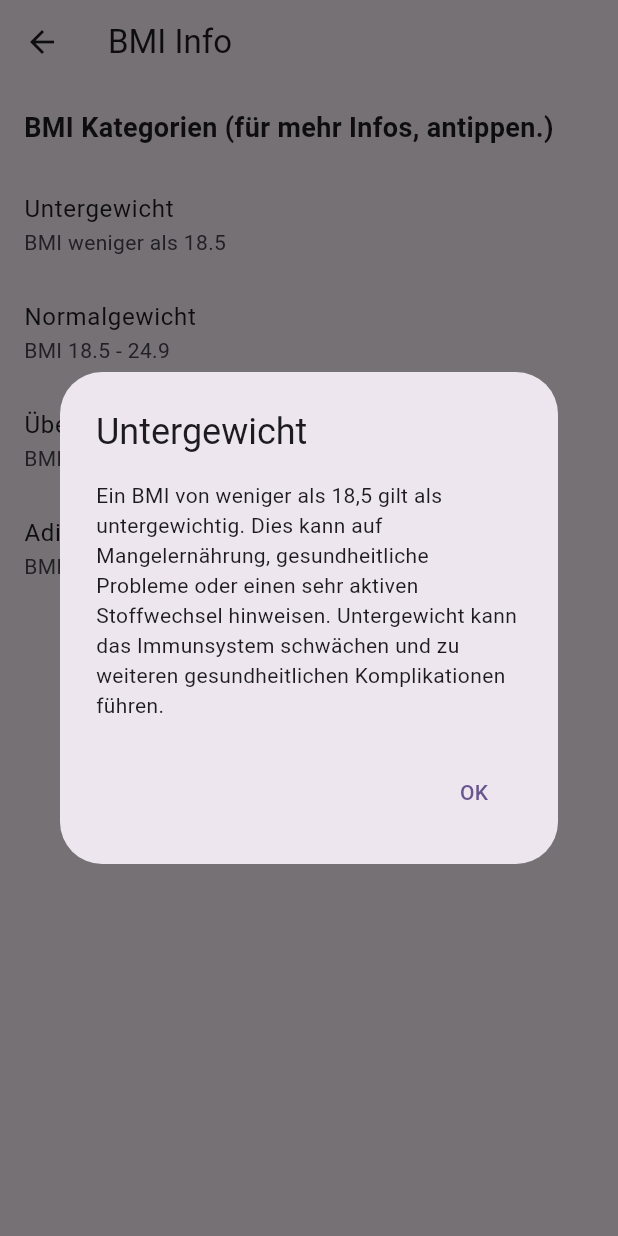
After one commit to flaver12/flutter-juventus-schule-app, a Flutter app: the BmiCategories screen opened directly, after a tap on "Untergewicht", on a phone screen of 412 x 824 dp. The commit adds this screen. Run offline on Flutter 3.47's test engine with Material 3 defaults, Android fonts, the phone set to English and light mode, and no system bars; missing offline and left inert: dart:ffi.

Commit message:
bmi kategorien
BMI Kategorien implementiert und unter main ein Menu top right eingefuegt um zu den Kategorien zu navigieren.

```diff
--- /dev/null
+++ b/lib/bmi-categories.dart
@@ -0,0 +1,90 @@
+import 'package:flutter/material.dart';
+
+class BmiCategories extends StatefulWidget {
+  @override
+  _BmiCategories createState() => _BmiCategories();
+}
+
+class _BmiCategories extends State<BmiCategories> {
+  final List<Map<String, String>> bmiCategores = [
+    {
+      'title': 'Untergewicht',
+      'desc': 'BMI weniger als 18.5',
+      'long': 'Ein BMI von weniger als 18,5 gilt als untergewichtig. Dies kann auf Mangelernährung, gesundheitliche Probleme oder einen sehr aktiven Stoffwechsel hinweisen. Untergewicht kann das Immunsystem schwächen und zu weiteren gesundheitlichen Komplikationen führen.',
+    },
+    {
+      'title': 'Normalgewicht',
+      'desc': 'BMI 18.5 - 24.9',
+      'long': 'Ein BMI zwischen 18,5 und 24,9 gilt als normalgewichtig. Personen in dieser Kategorie haben in der Regel ein geringeres Risiko für Herz-Kreislauf-Erkrankungen und andere gesundheitliche Probleme im Vergleich zu denjenigen, die unter- oder übergewichtig sind. Es ist wichtig, eine ausgewogene Ernährung und regelmäßige Bewegung beizubehalten, um in diesem Bereich zu bleiben.',
+    },
+    {
+      'title': 'Übergewicht',
+      'desc': 'BMI 25 - 29.9',
+      'long': 'Ein BMI zwischen 25 und 29,9 gilt als übergewichtig. Übergewicht kann das Risiko für verschiedene gesundheitliche Probleme wie Bluthochdruck, Diabetes Typ 2 und Herzkrankheiten erhöhen. Eine Kombination aus gesunder Ernährung und regelmäßiger körperlicher Aktivität kann helfen, das Gewicht zu reduzieren und die Gesundheit zu verbessern.',
+    },
+    {
+      'title': 'Adipositas (Obese)',
+      'desc': 'BMI 30 oder grösser',
+      'long': 'Ein BMI von 30 oder mehr gilt als adipös. Adipositas ist mit einem hohen Risiko für ernsthafte gesundheitliche Probleme verbunden, einschließlich Herzkrankheiten, Schlaganfall, Diabetes Typ 2 und bestimmten Krebsarten. Es ist wichtig, professionelle Hilfe zu suchen, um eine geeignete Gewichtsmanagement-Strategie zu entwickeln, die Diät, Bewegung und möglicherweise medizinische Eingriffe umfasst.',
+    },
+  ];
+
+  void _showInfoDialog(String title, String description) {
+    showDialog(
+      context: context,
+      builder: (BuildContext context) {
+        return AlertDialog(
+          title: Text(title),
+          content: Text(description),
+          actions: [
+            TextButton(
+              onPressed: () {
+                Navigator.of(context).pop();
+              },
+              child: Text('OK'),
+            ),
+          ],
+        );
+      },
+    );
+  }
+
+  @override
+  Widget build(BuildContext context) {
+    return Scaffold(
+      appBar: AppBar(
+        title: Text('BMI Info'),
+      ),
+      body: Column(
+        crossAxisAlignment: CrossAxisAlignment.start,
+        children: [
+          Padding(
+            padding: const EdgeInsets.all(16.0),
+            child: Text(
+              'BMI Kategorien (für mehr Infos, antippen.)',
+              style: TextStyle(
+                fontWeight: FontWeight.bold,
+                fontSize: 18.0, // Adjust this value to make the text larger or smaller
+              ),
+            ),
+          ),
+          Expanded (
+            child: ListView.builder(
+              itemCount: bmiCategores.length,
+              itemBuilder: (context, index) {
+                final category = bmiCategores[index];
+                return ListTile(
+                  title: Text(category['title']!),
+                  subtitle: Text(category['desc']!),
+                  onTap: () {
+                    _showInfoDialog(category['title']!, category['long']!);
+                  },
+                );
+              }
+            ),
+          ),
+        ]
+      ),
+    );
+  }
+}
--- a/lib/main.dart
+++ b/lib/main.dart
@@ -1,4 +1,5 @@
 import 'package:bmi_app/bmi-show-result.dart';
+import 'package:bmi_app/bmi-categories.dart';
 import 'package:bmi_app/state/bmi-state.dart';
 import 'package:flutter/material.dart';
 
@@ -54,6 +55,23 @@ class _MyHomePageState extends State<MyHomePage> {
       appBar: AppBar(
         backgroundColor: Theme.of(context).colorScheme.inversePrimary,
         title: Text(widget.title),
+        actions: [
+          PopupMenuButton<String>(
+            onSelected: (value) {
+              if (value == 'info') {
+                Navigator.push(context, MaterialPageRoute(builder: (context) => BmiCategories()));
+              }
+            },
+            itemBuilder: (BuildContext context) {
+              return [
+                PopupMenuItem<String>(
+                  value: 'info',
+                  child: Text('BMI Kategorien'),
+                )
+              ];
+            },
+          )
+        ],
       ),
       body: Center(
         child: Column(
```
